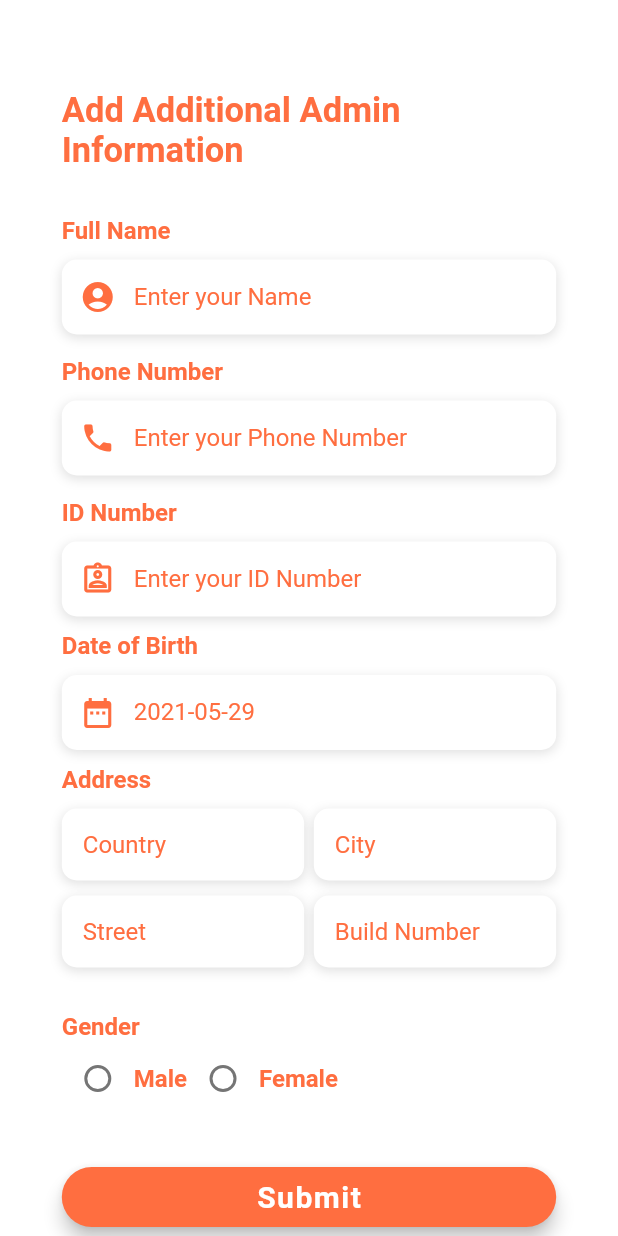
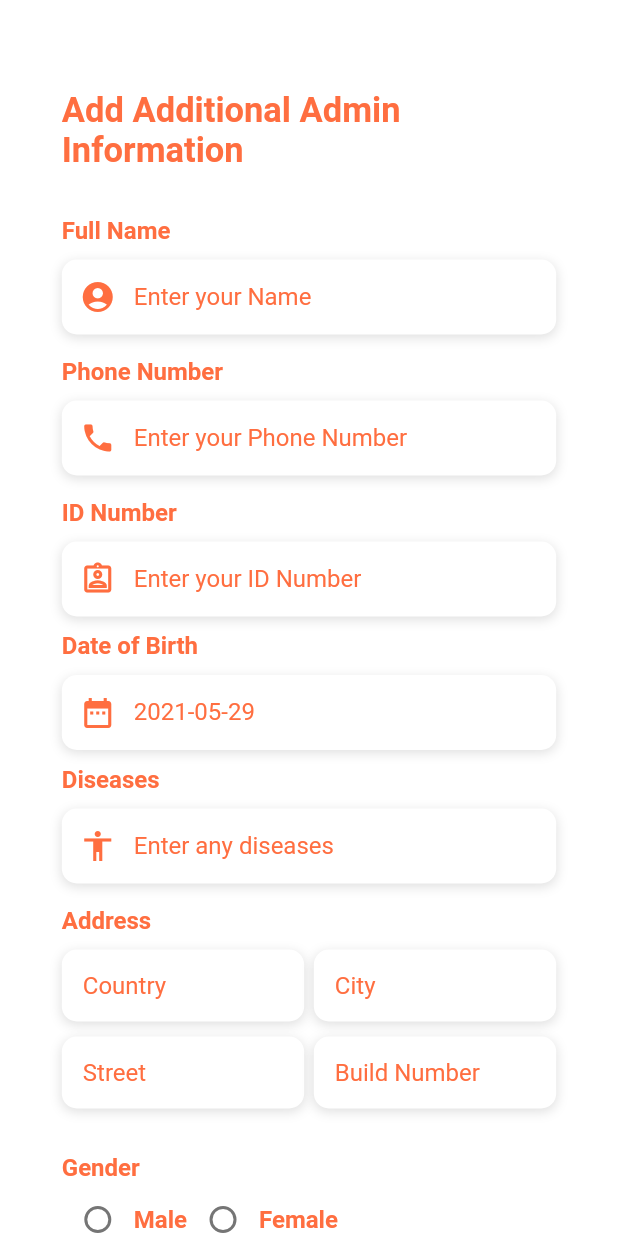
Before and after one commit to FCISquad/Monqez-App, a Flutter app: the AdditionalAdminInfoScreen screen opened directly, on a phone screen of 412 x 824 dp. Run offline on Flutter 3.47's test engine with Material 2 defaults, Android fonts, the phone set to English and light mode, and no system bars; our stand-ins replace auto_size_text, circular_profile_avatar, email_validator, file_picker, firebase_auth, firebase_core and 11 more; missing offline and left inert: agora_rtc_engine, android_intent, assorted_layout_widgets, background_location, flutter_polyline_points, pdf_viewer_plugin; accounts and stored records are empty; network calls fail; Roboto replaces fonts that are missing (OpenSans); project files that could hold a hidden picture were left out.

Commit message:
added chronic diseases to additional admin info screen

```diff
--- a/monqez_app/lib/Screens/AdditionalAdminInfoScreen.dart
+++ b/monqez_app/lib/Screens/AdditionalAdminInfoScreen.dart
@@ -27,6 +27,7 @@ class _AdditionalAdminInfoScreenState extends State<AdditionalAdminInfoScreen> {
   var _cityController = TextEditingController();
   var _streetController = TextEditingController();
   var _buildNumberController = TextEditingController();
+  var _diseaseController = TextEditingController();
   var token;
   var uid;
   String _fullNameError = '';
@@ -104,6 +105,42 @@ class _AdditionalAdminInfoScreenState extends State<AdditionalAdminInfoScreen> {
       }
     });
     return;
+  }
+
+  Widget _buildDiseaseTF() {
+    return Column(
+      crossAxisAlignment: CrossAxisAlignment.start,
+      children: <Widget>[
+        getTitle("Diseases"),
+        SizedBox(height: 10.0),
+        Container(
+          alignment: Alignment.centerLeft,
+          decoration: kBoxDecorationStyle,
+          height: 50.0,
+          child: TextField(
+            keyboardType: TextInputType.multiline,
+            controller: _diseaseController,
+            style: TextStyle(
+              color: firstColor,
+              fontFamily: 'OpenSans',
+            ),
+            decoration: InputDecoration(
+              border: InputBorder.none,
+              contentPadding: EdgeInsets.only(top: 14.0),
+              prefixIcon: Icon(
+                Icons.accessibility_outlined,
+                color: firstColor,
+              ),
+              hintText: 'Enter any diseases',
+              hintStyle: TextStyle(
+                color: firstColor,
+              ),
+            ),
+          ),
+        ),
+        SizedBox(height: 5.0),
+      ],
+    );
   }
 
   Widget getTitle(String text) {
@@ -193,6 +230,7 @@ class _AdditionalAdminInfoScreenState extends State<AdditionalAdminInfoScreen> {
         'city': _cityController.text,
         'street': _streetController.text,
         'buildNumber': _buildNumberController.text,
+        'chronicDiseases': _diseaseController.text
       }),
     );
     if (response.statusCode == 200) {
@@ -591,6 +629,8 @@ class _AdditionalAdminInfoScreenState extends State<AdditionalAdminInfoScreen> {
                   ),
                   _buildDatePicker(context),
                   SizedBox(height: 10.0),
+                  _buildDiseaseTF(),
+                  SizedBox(height: 10.0),
                   _buildAddress(),
                   SizedBox(height: 20.0),
                   SizedBox(
```
Also changed, not shown: monqez_app/pubspec.lock.
